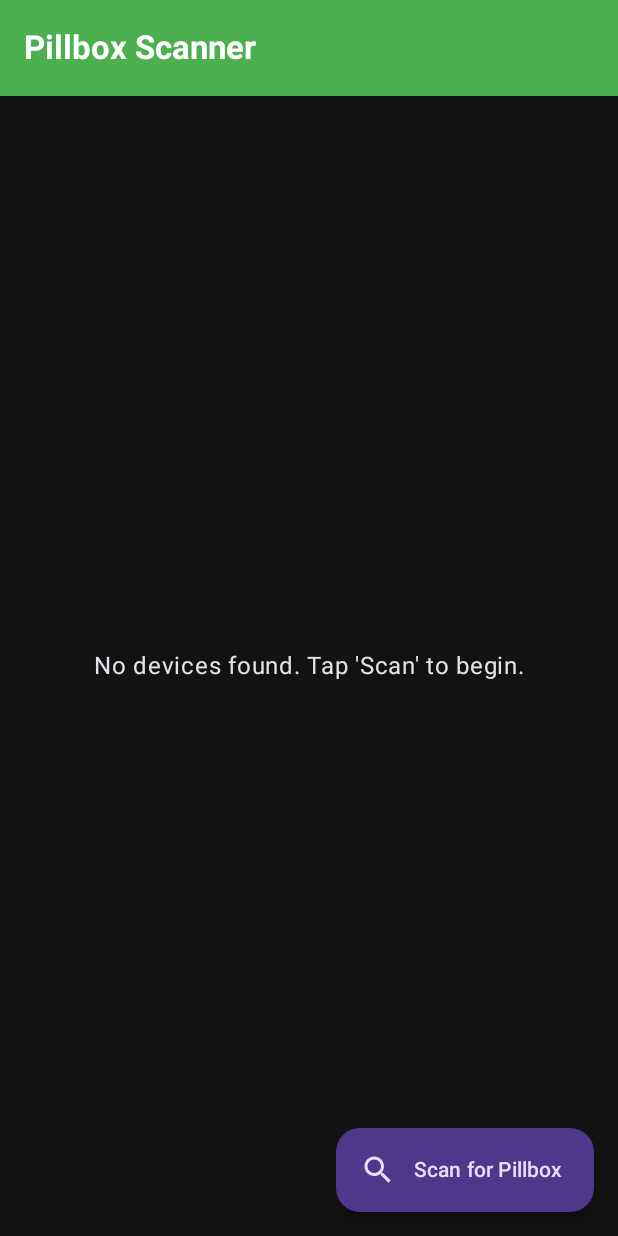
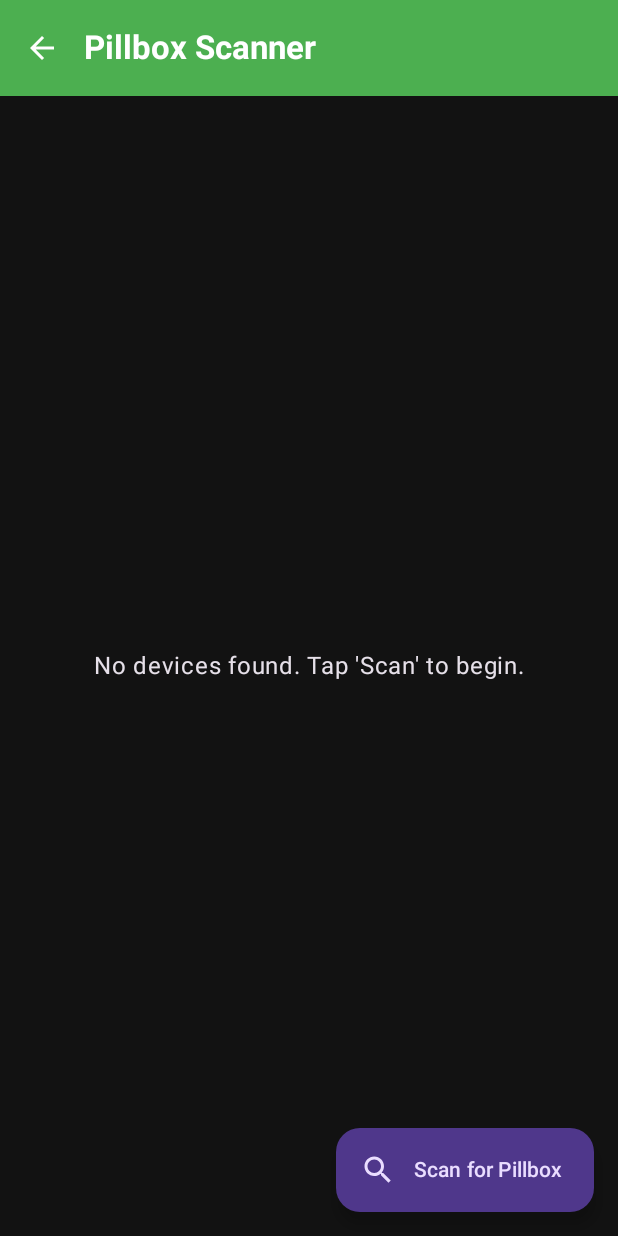
Before and after one commit to vkas-chaurasia/mobile-computing-smart-pillbox, an Android app built with Jetpack Compose: the PillboxScannerScreen screen opened through its navigation route, on a phone screen of 412 x 824 dp. Run offline under Robolectric (Android 15) with nearby library versions, the light colour scheme and no system bars.

Commit message:
fix: add Navbar and back button to scanner screen

```diff
--- a/android/app/src/main/java/com/teamA/pillbox/navigation/NavGraph.kt
+++ b/android/app/src/main/java/com/teamA/pillbox/navigation/NavGraph.kt
@@ -127,6 +127,9 @@ fun PillboxNavGraph(
                             onDeviceSelected = { device, name ->
                                 viewModel.onDeviceSelected(device, name)
                                 // Navigation to dashboard will happen automatically via LaunchedEffect above
+                            },
+                            onNavigateBack = {
+                                navController.popBackStack()
                             }
                         )
                     }
--- a/android/app/src/main/java/com/teamA/pillbox/ui/uiComponents.kt
+++ b/android/app/src/main/java/com/teamA/pillbox/ui/uiComponents.kt
@@ -50,7 +50,8 @@ fun PillboxTheme(content: @Composable () -> Unit) {
 fun PillboxScannerScreen(
     uiState: PillboxViewModel.UiState,
     onScanClicked: () -> Unit,
-    onDeviceSelected: (device: android.bluetooth.BluetoothDevice, name: String) -> Unit
+    onDeviceSelected: (device: android.bluetooth.BluetoothDevice, name: String) -> Unit,
+    onNavigateBack: (() -> Unit)? = null
 ) {
 
     val (isScanning, scannedDevices) = when (uiState) {
@@ -62,7 +63,17 @@ fun PillboxScannerScreen(
         topBar = {
             TopAppBar(
                 title = { Text("Pillbox Scanner", fontWeight = FontWeight.Bold) },
-                colors = TopAppBarDefaults.topAppBarColors(containerColor = MaterialTheme.colorScheme.primary)
+                colors = TopAppBarDefaults.topAppBarColors(containerColor = MaterialTheme.colorScheme.primary),
+                navigationIcon = {
+                    if (onNavigateBack != null) {
+                        IconButton(onClick = onNavigateBack) {
+                            Icon(
+                                imageVector = Icons.AutoMirrored.Filled.ArrowBack,
+                                contentDescription = "Back"
+                            )
+                        }
+                    }
+                }
             )
         },
         floatingActionButton = {
```
